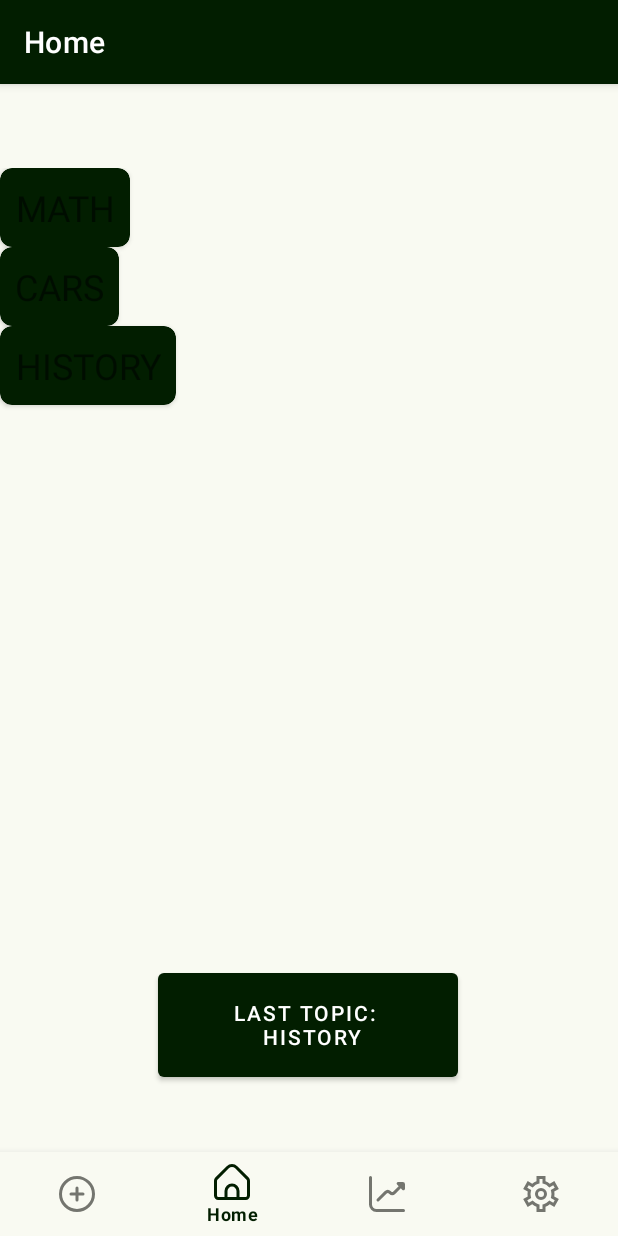
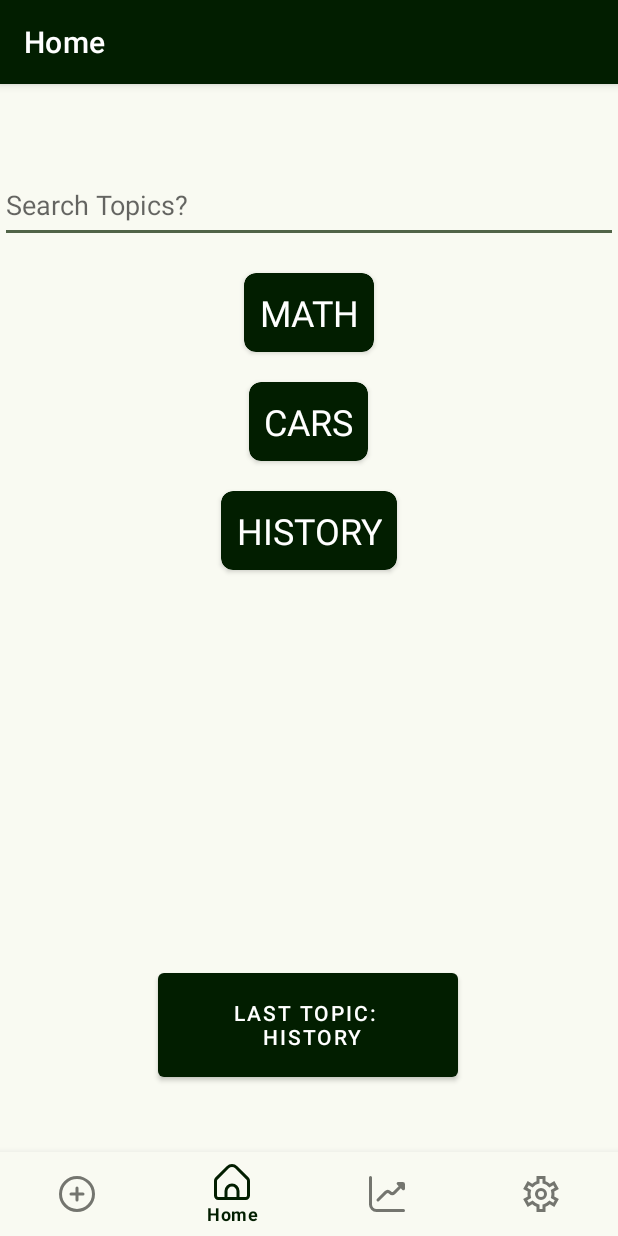
Before and after one commit to WieserJulian/StudySwipe, an Android app: the screen it shows after launch (MainActivity), on a phone screen of 412 x 824 dp. Run offline under Robolectric (Android 15) with nearby library versions, the light colour scheme and no system bars; our stand-ins replace navigation-ui.

Commit message:
Home Topic select done

```diff
--- a/app/src/main/java/com/example/studyswipe/app/Topic.kt
+++ b/app/src/main/java/com/example/studyswipe/app/Topic.kt
@@ -2,5 +2,8 @@ package com.example.studyswipe.app
 
 data class Topic(
     val name: String,
-    var questions: List<Question>
+    var questions: List<Question>,
+    var isNew: Boolean = false,
+    var isFavorite: Boolean = false,
+    var swiped: Int = 0
 )
--- a/app/src/main/java/com/example/studyswipe/app/TopicLibrary.kt
+++ b/app/src/main/java/com/example/studyswipe/app/TopicLibrary.kt
@@ -11,8 +11,14 @@ object TopicLibrary {
         return topics.filter { it.name == topicName }.first()
     }
 
-    fun addTopic(topicName: String, questions: List<Question>) {
-        topics += Topic(topicName, questions)
+    fun addTopic(
+        topicName: String,
+        questions: List<Question>,
+        isNew: Boolean = false,
+        isFavorite: Boolean = false,
+        swiped: Int = 0
+    ) {
+        topics += Topic(topicName, questions, isNew, isFavorite, swiped)
     }
 
     fun removeTopic(topic: Topic) {
@@ -26,7 +32,28 @@ object TopicLibrary {
     fun updateQuestions(topicName: String, allQuestion: List<Question>) {
         val topic = getTopic(topicName)
         removeTopic(topic)
-        addTopic(topicName, allQuestion)
+        addTopic(topicName, allQuestion, topic.isNew, topic.isFavorite, topic.swiped + 1)
+
+    }
+
+    fun getDisplayTopics(displayTopics: Int): List<String> {
+        var topicsToDisplay = mutableSetOf<String>()
+        val favoriteTopics = topics.filter { it.isFavorite }.take(displayTopics)
+        if (favoriteTopics.size == displayTopics) {
+            return favoriteTopics.map { it.name };
+        }
+        topicsToDisplay.addAll(favoriteTopics.map { it.name })
+        val newTopics =
+            topics.filter { it.isNew || !it.isFavorite }.take(displayTopics - topicsToDisplay.size)
+        if (newTopics.size == displayTopics - topicsToDisplay.size) {
+            topicsToDisplay.addAll(newTopics.map { it.name })
+            return topicsToDisplay.toList()
+        }
+        topicsToDisplay += newTopics.map { it.name }
+        val otherTopics = topics.filter { !it.isFavorite && !it.isNew }.sortedBy { it.swiped }
+            .take(displayTopics - topicsToDisplay.size)
+        topicsToDisplay.addAll(otherTopics.map { it.name })
+        return topicsToDisplay.toList()
 
     }
 
--- a/app/src/main/java/com/example/studyswipe/ui/home/HomeFragment.kt
+++ b/app/src/main/java/com/example/studyswipe/ui/home/HomeFragment.kt
@@ -3,9 +3,13 @@ package com.example.studyswipe.ui.home
 import QuestionSelectDialogFragment
 import android.os.Bundle
 import android.util.Log
+import android.view.KeyEvent
 import android.view.LayoutInflater
 import android.view.View
 import android.view.ViewGroup
+import android.widget.ArrayAdapter
+import android.widget.AutoCompleteTextView
+import android.widget.SimpleCursorAdapter
 import androidx.fragment.app.Fragment
 import androidx.navigation.fragment.findNavController
 import com.example.studyswipe.R
@@ -13,9 +17,10 @@ import com.example.studyswipe.app.PreviousAttempt
 import com.example.studyswipe.app.TopicLibrary
 import com.example.studyswipe.app.User
 import com.example.studyswipe.databinding.FragmentHomeBinding
-import com.example.studyswipe.ui.topic.TopicSelectFragment
+import com.example.studyswipe.ui.topic.TopicCardFragment
+import com.example.studyswipe.utils.Constants
 
-class HomeFragment : Fragment(), TopicSelectFragment.OnTopicSelectClickListener {
+class HomeFragment : Fragment(), TopicCardFragment.OnTopicCardClickListener {
 
     private var _binding: FragmentHomeBinding? = null
 
@@ -23,9 +28,10 @@ class HomeFragment : Fragment(), TopicSelectFragment.OnTopicSelectClickListener
     // onDestroyView.
     private val binding get() = _binding!!
 
-    override fun onTopicSelectClick(topicName: String) {
+    override fun onTopicCardClick(topicName: String) {
         openQuestionsHandler(topicName)
     }
+
 
     override fun onCreateView(
         inflater: LayoutInflater,
@@ -43,10 +49,57 @@ class HomeFragment : Fragment(), TopicSelectFragment.OnTopicSelectClickListener
             val lastTopic = getString(R.string.lastTopic, User.lastTopic)
             binding.btnLastTopic.text = lastTopic
         }
+
+            val searchView = binding.searchTopics
+            val adapter = ArrayAdapter(
+                requireContext(),
+                android.R.layout.simple_dropdown_item_1line,
+                TopicLibrary.getDisplayTopics(Constants.DISPLAY_TOPICS)
+            )
+            searchView.setAdapter(adapter)
+            searchView.setOnItemClickListener { parent, view, position, id ->
+                val selectedTopic = parent.getItemAtPosition(position).toString()
+                openQuestionsHandler(selectedTopic)
+                searchView.dismissDropDown()
+            }
+        searchView.setOnKeyListener { v, keyCode, event ->
+            if (keyCode == KeyEvent.KEYCODE_ENTER) {
+                var display = TopicLibrary.getTopicsNames().filter{
+                    it.contains(searchView.text.toString(), ignoreCase = true)
+                }
+                if (display.isEmpty()) {
+                    display = TopicLibrary.getDisplayTopics(Constants.DISPLAY_TOPICS)
+                }
+                displayTopics(display)
+                searchView.dismissDropDown()
+                return@setOnKeyListener true
+            }
+            return@setOnKeyListener false
+        }
+
+            val displayTopics = TopicLibrary . getDisplayTopics (Constants.DISPLAY_TOPICS)
+            displayTopics(displayTopics)
+
+
         binding.btnLastTopic.setOnClickListener() {
             openQuestionsHandler(User.lastTopic)
         }
         return root
+    }
+
+    private fun displayTopics(displayTopics: List<String>) {
+        childFragmentManager.fragments.forEach {
+            childFragmentManager.beginTransaction().remove(it).commit()
+        }
+        for (topicName in displayTopics) {
+            val topicCardFragment = TopicCardFragment()
+            val args = Bundle()
+            args.putString("topicName", topicName)
+            topicCardFragment.arguments = args
+            childFragmentManager.beginTransaction()
+                .add(binding.topFiveCategories.id, topicCardFragment)
+                .commit()
+        }
     }
 
     private fun openQuestionsHandler(selectedTopic: String) {
--- a/app/src/main/java/com/example/studyswipe/ui/topic/TopicSelectFragment.kt
+++ /dev/null
@@ -1,69 +0,0 @@
-package com.example.studyswipe.ui.topic
-
-import android.content.Context
-import android.os.Build
-import android.os.Bundle
-import android.util.Log
-import android.view.LayoutInflater
-import android.view.View
-import android.view.ViewGroup
-import androidx.annotation.RequiresApi
-import androidx.fragment.app.Fragment
-import androidx.recyclerview.widget.LinearLayoutManager
-import com.example.studyswipe.app.TopicAdapter
-import com.example.studyswipe.app.TopicLibrary
-import com.example.studyswipe.databinding.FragmentTopicSelectBinding
-
-class TopicSelectFragment : Fragment(), TopicCardFragment.OnTopicCardClickListener {
-
-    interface OnTopicSelectClickListener {
-        fun onTopicSelectClick(topicName: String)
-    }
-
-
-    private var onTopicSelectClickListener: OnTopicSelectClickListener? = null
-    private var _binding: FragmentTopicSelectBinding? = null
-    private val binding get() = _binding!!
-    private val topics = mutableListOf<TopicCardFragment>()
-    private lateinit var topicsAdapter: TopicAdapter
-
-    override fun onAttach(context: Context) {
-        super.onAttach(context)
-        onTopicSelectClickListener = when {
-            parentFragment is OnTopicSelectClickListener -> parentFragment as OnTopicSelectClickListener
-            context is OnTopicSelectClickListener -> context
-            else -> throw RuntimeException("$context must implement OnTopicCardClickListener")
-        }
-    }
-
-    @RequiresApi(Build.VERSION_CODES.UPSIDE_DOWN_CAKE)
-    override fun onCreateView(
-        inflater: LayoutInflater, container: ViewGroup?,
-        savedInstanceState: Bundle?
-    ): View {
-
-        _binding = FragmentTopicSelectBinding.inflate(inflater, container, false)
-        val root: View = binding.root
-
-        val recyclerView = binding.topicCardOutlet
-        recyclerView.layoutManager = LinearLayoutManager(context)
-        topicsAdapter = TopicAdapter(childFragmentManager, topics)
-        recyclerView.adapter = topicsAdapter
-
-        TopicLibrary.getTopicsNames().forEach { it ->
-            Log.d("TopicSelectFragment", "Adding topic: $it")
-            val topic = TopicCardFragment()
-            val bundle = Bundle()
-            bundle.putString("topicName", it)
-            topic.arguments = bundle
-            topics.add(topic)
-            topicsAdapter.notifyItemInserted(topics.size - 1)
-        }
-
-        return root
-    }
-
-    override fun onTopicCardClick(topicName: String) {
-        onTopicSelectClickListener?.onTopicSelectClick(topicName)
-    }
-}
--- a/app/src/main/java/com/example/studyswipe/utils/Constants.kt
+++ b/app/src/main/java/com/example/studyswipe/utils/Constants.kt
@@ -3,5 +3,6 @@ package com.example.studyswipe.utils
 class Constants {
     companion object {
         const val MIN_SWIPE_DISTANCE = 150
+        const val DISPLAY_TOPICS = 4
     }
 }
--- a/app/src/main/java/com/example/studyswipe/utils/FileUtils.kt
+++ b/app/src/main/java/com/example/studyswipe/utils/FileUtils.kt
@@ -28,9 +28,9 @@ object FileUtils {
         val file = File(context.filesDir, FILE_NAME)
         if (!file.exists()) {
             // Return an empty list or default topics if the file doesn't exist
-            TopicLibrary.topics = ArrayList(listOf(Topic(
+            TopicLibrary.topics = ArrayList(listOf<Topic>(Topic(
                 name = "MATH",
-                questions = listOf(
+                questions = listOf<Question>(
                     Question(
                         question = "What is 5 + 7?",
                         answer = "12",
--- a/app/src/main/res/layout/fragment_home.xml
+++ b/app/src/main/res/layout/fragment_home.xml
@@ -6,17 +6,29 @@
     android:layout_height="match_parent"
     tools:context=".ui.home.HomeFragment">
 
-    <androidx.fragment.app.FragmentContainerView
-        android:id="@+id/topicSelectFragmentContainer"
-        android:name="com.example.studyswipe.ui.topic.TopicSelectFragment"
+
+    <AutoCompleteTextView
+        android:id="@+id/searchTopics"
+        android:layout_width="match_parent"
+        android:layout_height="50dp"
+        android:hint="@string/searchTopics"
+        app:layout_constraintEnd_toEndOf="parent"
+        app:layout_constraintStart_toStartOf="parent"
+        app:layout_constraintTop_toTopOf="parent"/>
+
+
+    <LinearLayout
+        android:id="@+id/topFiveCategories"
         android:layout_width="match_parent"
         android:layout_height="0dp"
+        android:layout_marginTop="10dp"
         android:layout_marginBottom="10dp"
+        android:orientation="vertical"
+        android:gravity="center_horizontal"
         app:layout_constraintBottom_toTopOf="@+id/btnLastTopic"
         app:layout_constraintEnd_toEndOf="parent"
         app:layout_constraintStart_toStartOf="parent"
-        app:layout_constraintTop_toTopOf="parent" />
-
+        app:layout_constraintTop_toBottomOf="@+id/searchTopics"/>
 
     <Button
         android:id="@+id/btnLastTopic"
@@ -28,4 +40,5 @@
         app:layout_constraintEnd_toEndOf="parent"
         app:layout_constraintHorizontal_bias="0.497"
         app:layout_constraintStart_toStartOf="parent" />
+
 </androidx.constraintlayout.widget.ConstraintLayout>
--- a/app/src/main/res/layout/fragment_topic_card.xml
+++ b/app/src/main/res/layout/fragment_topic_card.xml
@@ -23,6 +23,7 @@
             android:layout_marginBottom="10dp"
             android:text="@string/place_holder"
             android:textAlignment="center"
+            android:textColor="@color/design_default_color_on_primary"
             android:textSize="24dp"
             app:layout_constraintBottom_toBottomOf="parent"
             app:layout_constraintEnd_toEndOf="parent"
--- a/app/src/main/res/layout/fragment_topic_select.xml
+++ /dev/null
@@ -1,17 +0,0 @@
-<?xml version="1.0" encoding="utf-8"?>
-<ScrollView xmlns:android="http://schemas.android.com/apk/res/android"
-    android:layout_width="match_parent"
-    android:fillViewport="true"
-    android:layout_height="400dp">
-
-    <LinearLayout
-        android:layout_width="match_parent"
-        android:layout_height="wrap_content"
-        android:orientation="vertical">
-
-        <androidx.recyclerview.widget.RecyclerView
-            android:id="@+id/topicCardOutlet"
-            android:layout_width="match_parent"
-            android:layout_height="match_parent" />
-    </LinearLayout>
-</ScrollView>
--- a/app/src/main/res/values/strings.xml
+++ b/app/src/main/res/values/strings.xml
@@ -11,6 +11,7 @@
     <!--    Home Card -->
     <string name="home_card_title">Home</string>
     <string name="lastTopic">Last Topic: \n %s</string>
+    <string name="searchTopics">Search Topics?</string>
 
     <!--    Hints -->
     <string name="hintCickToFlip">Click the card to Flip it and see the anwser</string>
```
Also changed, not shown: app/src/main/java/com/example/studyswipe/ui/topic/TopicCardFragment.kt (+0 -7 lines).
